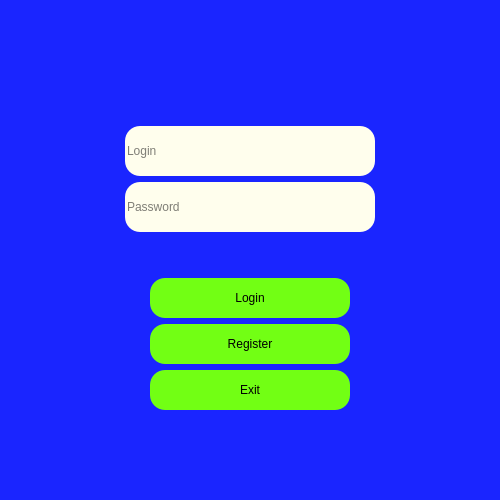
First picture: the form in Lab_2/IPZ_Client/mainwindow.ui, repository VitaliiBabichok/StudentsRating, before the edit.
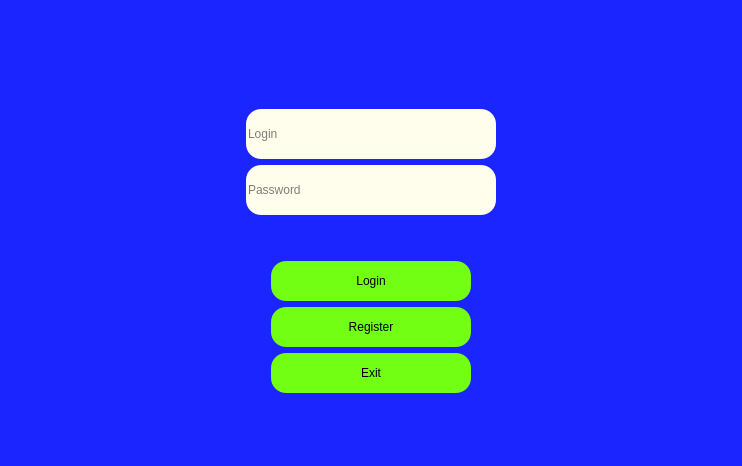
Second picture: the form after the edit.

What changed in the file:
```diff
--- a/Lab_2/IPZ_Client/mainwindow.ui
+++ b/Lab_2/IPZ_Client/mainwindow.ui
@@ -6,8 +6,8 @@
    <rect>
     <x>0</x>
     <y>0</y>
-    <width>500</width>
-    <height>500</height>
+    <width>742</width>
+    <height>466</height>
    </rect>
   </property>
   <property name="sizePolicy">
```
